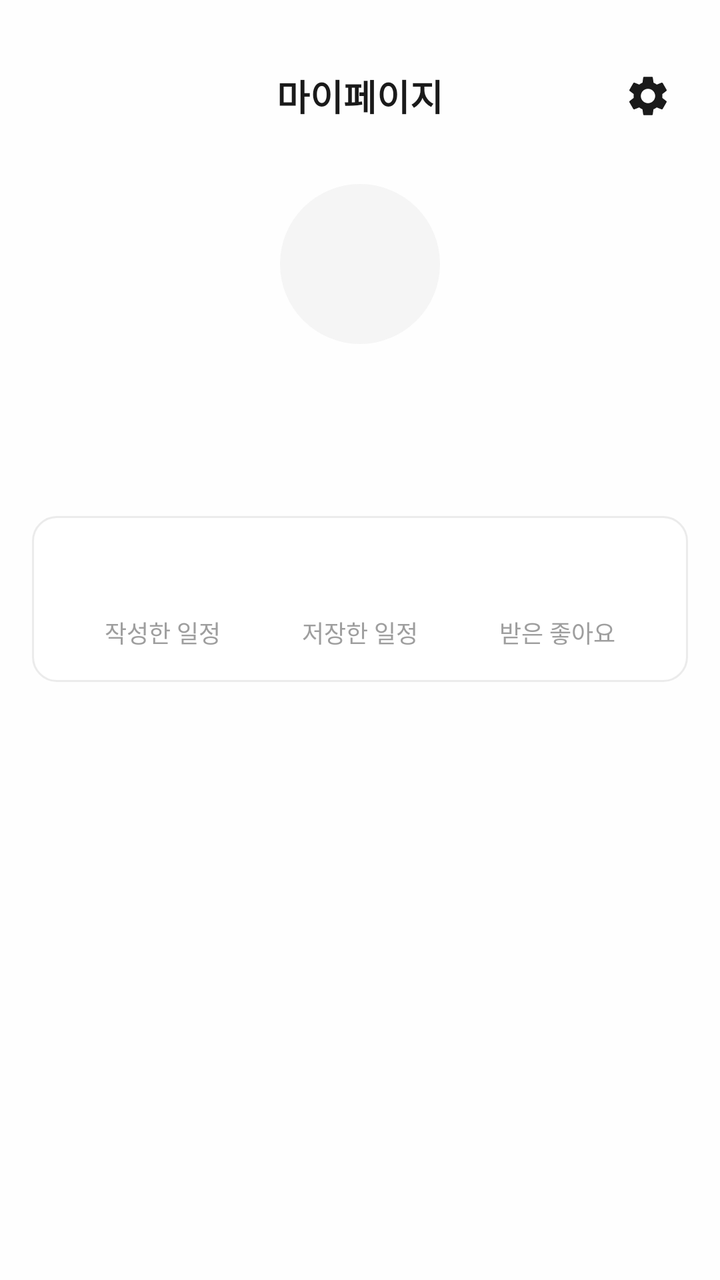
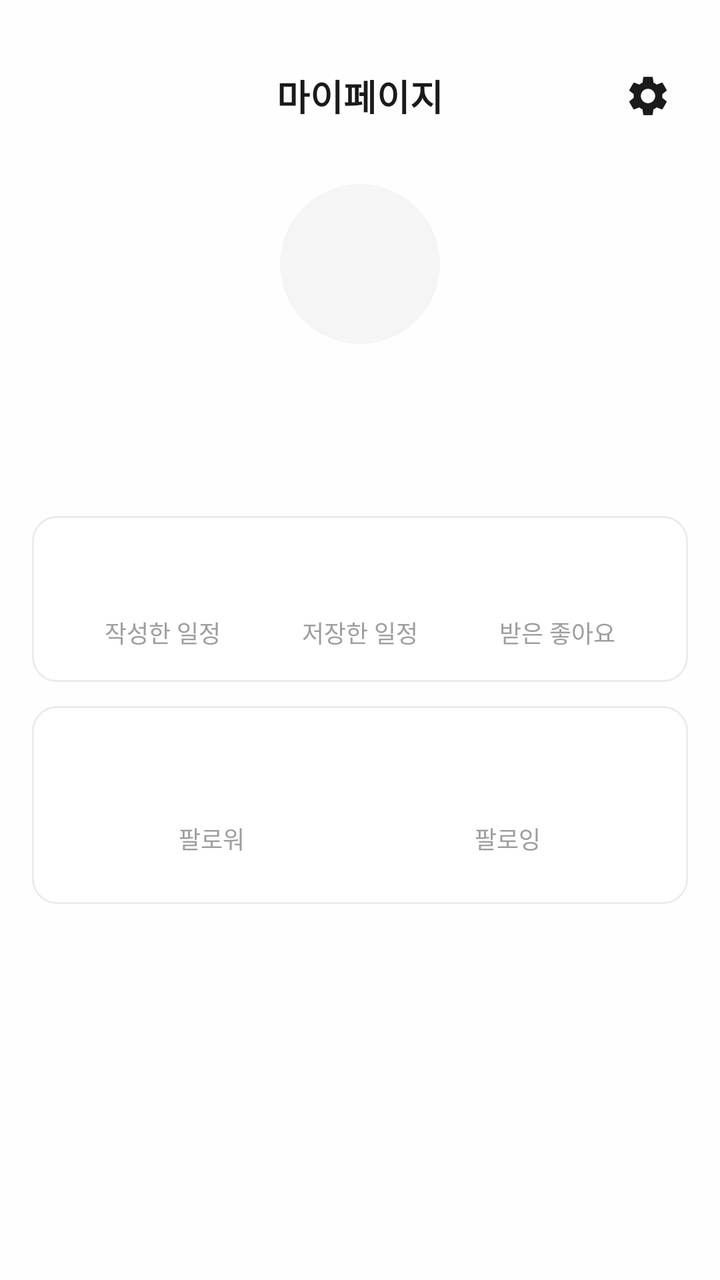

Screens rendered from an Android XML layout before and after an edit, with the pre-edit source and the edit as a unified diff.
<!-- AndroidManifest.xml: application theme Theme.TripShare -->
<!-- res/layout/fragment_profile.xml -->
<?xml version="1.0" encoding="utf-8"?>
<ScrollView xmlns:android="http://schemas.android.com/apk/res/android"
    android:layout_width="match_parent"
    android:layout_height="match_parent"
    android:background="@color/background"
    android:fillViewport="true"
    android:fitsSystemWindows="true"
    android:paddingTop="@dimen/screen_top_extra">

    <LinearLayout
        android:layout_width="match_parent"
        android:layout_height="wrap_content"
        android:orientation="vertical">

        <LinearLayout
            android:layout_width="match_parent"
            android:layout_height="56dp"
            android:gravity="center_vertical"
            android:orientation="horizontal"
            android:paddingHorizontal="16dp">

            <View
                android:layout_width="40dp"
                android:layout_height="40dp"/>

            <TextView
                android:layout_width="0dp"
                android:layout_height="wrap_content"
                android:layout_weight="1"
                android:gravity="center"
                android:text="@string/my_page"
                android:textColor="@color/text_primary"
                android:textSize="18sp"
                android:textStyle="bold" />

            <ImageButton
                android:id="@+id/btn_settings"
                android:layout_width="40dp"
                android:layout_height="40dp"
                android:background="?attr/selectableItemBackgroundBorderless"
                android:contentDescription="@null"
                android:src="@drawable/ic_settings" />
        </LinearLayout>

        <View
            android:layout_width="80dp"
            android:layout_height="80dp"
            android:layout_gravity="center_horizontal"
            android:layout_marginTop="16dp"
            android:background="@drawable/bg_profile_circle" />

        <TextView
            android:id="@+id/tv_nickname"
            android:layout_width="wrap_content"
            android:layout_height="wrap_content"
            android:layout_gravity="center_horizontal"
            android:layout_marginTop="12dp"
            android:textColor="@color/text_primary"
            android:textSize="20sp"
            android:textStyle="bold" />

        <TextView
            android:id="@+id/tv_bio"
            android:layout_width="wrap_content"
            android:layout_height="wrap_content"
            android:layout_gravity="center_horizontal"
            android:layout_marginTop="4dp"
            android:textColor="@color/text_secondary"
            android:textSize="14sp" />

        <LinearLayout
            android:layout_width="match_parent"
            android:layout_height="wrap_content"
            android:layout_marginHorizontal="16dp"
            android:layout_marginTop="24dp"
            android:background="@drawable/bg_rounded_card"
            android:orientation="horizontal"
            android:padding="16dp">

            <LinearLayout
                android:layout_width="0dp"
                android:layout_height="wrap_content"
                android:layout_weight="1"
                android:gravity="center"
                android:orientation="vertical">

                <TextView
                    android:id="@+id/tv_created_count"
                    android:layout_width="wrap_content"
                    android:layout_height="wrap_content"
                    android:textColor="@color/text_primary"
                    android:textSize="22sp"
                    android:textStyle="bold" />

                <TextView
                    android:layout_width="wrap_content"
                    android:layout_height="wrap_content"
                    android:layout_marginTop="4dp"
                    android:text="@string/created_count"
                    android:textColor="@color/text_hint"
                    android:textSize="12sp" />
            </LinearLayout>

            <LinearLayout
                android:layout_width="0dp"
                android:layout_height="wrap_content"
                android:layout_weight="1"
                android:gravity="center"
                android:orientation="vertical">

                <TextView
                    android:id="@+id/tv_saved_count"
                    android:layout_width="wrap_content"
                    android:layout_height="wrap_content"
                    android:textColor="@color/text_primary"
                    android:textSize="22sp"
                    android:textStyle="bold" />

                <TextView
                    android:layout_width="wrap_content"
                    android:layout_height="wrap_content"
                    android:layout_marginTop="4dp"
                    android:text="@string/saved_count"
                    android:textColor="@color/text_hint"
                    android:textSize="12sp" />
            </LinearLayout>

            <LinearLayout
                android:layout_width="0dp"
                android:layout_height="wrap_content"
                android:layout_weight="1"
                android:gravity="center"
                android:orientation="vertical">

                <TextView
                    android:id="@+id/tv_likes_count"
                    android:layout_width="wrap_content"
                    android:layout_height="wrap_content"
                    android:textColor="@color/text_primary"
                    android:textSize="22sp"
                    android:textStyle="bold" />

                <TextView
                    android:layout_width="wrap_content"
                    android:layout_height="wrap_content"
                    android:layout_marginTop="4dp"
                    android:text="@string/likes_received"
                    android:textColor="@color/text_hint"
                    android:textSize="12sp" />
            </LinearLayout>
        </LinearLayout>

        <androidx.recyclerview.widget.RecyclerView
            android:id="@+id/rv_menu"
            android:layout_width="match_parent"
            android:layout_height="wrap_content"
            android:layout_marginTop="16dp"
            android:nestedScrollingEnabled="false" />
    </LinearLayout>
</ScrollView>
<!-- resources referenced by this layout -->
<resources>
  <color name="background">#FEFEFE</color>
  <color name="text_hint">#9E9E9E</color>
  <color name="text_primary">#1A1A1A</color>
  <color name="text_secondary">#5C5C5C</color>
  <dimen name="screen_top_extra">20dp</dimen>
  <!-- drawable bg_profile_circle (drawable) -->
  <?xml version="1.0" encoding="utf-8"?>
  <shape xmlns:android="http://schemas.android.com/apk/res/android"
      android:shape="oval">
      <solid android:color="@color/surface_subtle" />
  </shape>
  <!-- drawable bg_rounded_card (drawable) -->
  <?xml version="1.0" encoding="utf-8"?>
  <shape xmlns:android="http://schemas.android.com/apk/res/android"
      android:shape="rectangle">
      <solid android:color="@color/card_bg" />
      <stroke
          android:width="1dp"
          android:color="@color/divider" />
      <corners android:radius="12dp" />
  </shape>
  <!-- drawable ic_settings (drawable) -->
  <vector xmlns:android="http://schemas.android.com/apk/res/android"
      android:width="24dp"
      android:height="24dp"
      android:viewportWidth="24"
      android:viewportHeight="24">
      <path
          android:fillColor="@color/text_primary"
          android:pathData="M19.14,12.94c0.04,-0.31 0.06,-0.63 0.06,-0.94 0,-0.31 -0.02,-0.63 -0.06,-0.94l2.03,-1.58c0.18,-0.14 0.23,-0.41 0.12,-0.61l-1.92,-3.32c-0.12,-0.22 -0.37,-0.29 -0.59,-0.22l-2.39,0.96c-0.5,-0.38 -1.03,-0.7 -1.62,-0.94L14.4,2.81c-0.04,-0.24 -0.24,-0.41 -0.48,-0.41h-3.84c-0.24,0 -0.43,0.17 -0.47,0.41L9.25,5.35C8.66,5.59 8.12,5.92 7.63,6.29L5.24,5.33c-0.22,-0.08 -0.47,0 -0.59,0.22L2.74,8.87C2.62,9.08 2.66,9.34 2.86,9.48l2.03,1.58C4.84,11.37 4.8,11.69 4.8,12s0.02,0.63 0.06,0.94l-2.03,1.58c-0.18,0.14 -0.23,0.41 -0.12,0.61l1.92,3.32c0.12,0.22 0.37,0.29 0.59,0.22l2.39,-0.96c0.5,0.38 1.03,0.7 1.62,0.94l0.36,2.54c0.05,0.24 0.24,0.41 0.48,0.41h3.84c0.24,0 0.44,-0.17 0.47,-0.41l0.36,-2.54c0.59,-0.24 1.13,-0.56 1.62,-0.94l2.39,0.96c0.22,0.08 0.47,0 0.59,-0.22l1.92,-3.32c0.12,-0.22 0.07,-0.47 -0.12,-0.61l-2.01,-1.58zM12,15.6c-1.98,0 -3.6,-1.62 -3.6,-3.6s1.62,-3.6 3.6,-3.6 3.6,1.62 3.6,3.6 -1.62,3.6 -3.6,3.6z" />
  </vector>
  <string name="created_count">작성한 일정</string>
  <string name="likes_received">받은 좋아요</string>
  <string name="my_page">마이페이지</string>
  <string name="saved_count">저장한 일정</string>
  <style name="Theme.TripShare" parent="Base.Theme.TripShare" />
  <color name="surface_subtle">#F5F5F5</color>
  <color name="card_bg">#FFFFFF</color>
  <color name="divider">#EBEBEB</color>
  <style name="Base.Theme.TripShare" parent="Theme.Material3.DayNight.NoActionBar">
          <item name="colorPrimary">@color/purple_primary</item>
          <item name="colorPrimaryDark">@color/purple_dark</item>
          <item name="colorAccent">@color/purple_primary</item>
          <item name="android:colorBackground">@color/background</item>
          <item name="colorSurface">@color/card_bg</item>
          <item name="android:windowBackground">@color/background</item>
          <item name="android:statusBarColor">@color/background</item>
          <item name="android:windowLightStatusBar">true</item>
          <item name="android:navigationBarColor">@color/background</item>
          <item name="android:windowLightNavigationBar" tools:targetApi="27">true</item>
          <item name="android:windowOptOutEdgeToEdgeEnforcement" tools:targetApi="35">true</item>
      </style>
  <color name="purple_primary">#5C43C2</color>
  <color name="purple_dark">#4A35A0</color>
</resources>

<!-- the commit's change to res/layout/fragment_profile.xml (unified diff, before → after) -->
@@ -42,12 +42,15 @@
                 android:src="@drawable/ic_settings" />
         </LinearLayout>
 
-        <View
+        <ImageView
+            android:id="@+id/img_profile"
             android:layout_width="80dp"
             android:layout_height="80dp"
             android:layout_gravity="center_horizontal"
             android:layout_marginTop="16dp"
-            android:background="@drawable/bg_profile_circle" />
+            android:background="@drawable/bg_profile_circle"
+            android:contentDescription="@null"
+            android:scaleType="centerCrop" />
 
         <TextView
             android:id="@+id/tv_nickname"
@@ -150,6 +153,74 @@
             </LinearLayout>
         </LinearLayout>
 
+        <LinearLayout
+            android:layout_width="match_parent"
+            android:layout_height="wrap_content"
+            android:layout_marginHorizontal="16dp"
+            android:layout_marginTop="12dp"
+            android:background="@drawable/bg_rounded_card"
+            android:orientation="horizontal"
+            android:padding="16dp">
+
+            <LinearLayout
+                android:id="@+id/layout_followers"
+                android:layout_width="0dp"
+                android:layout_height="wrap_content"
+                android:layout_weight="1"
+                android:background="?attr/selectableItemBackground"
+                android:clickable="true"
+                android:focusable="true"
+                android:gravity="center"
+                android:orientation="vertical"
+                android:padding="8dp">
+
+                <TextView
+                    android:id="@+id/tv_follower_count"
+                    android:layout_width="wrap_content"
+                    android:layout_height="wrap_content"
+                    android:textColor="@color/text_primary"
+                    android:textSize="22sp"
+                    android:textStyle="bold" />
+
+                <TextView
+                    android:layout_width="wrap_content"
+                    android:layout_height="wrap_content"
+                    android:layout_marginTop="4dp"
+                    android:text="@string/followers"
+                    android:textColor="@color/text_hint"
+                    android:textSize="12sp" />
+            </LinearLayout>
+
+            <LinearLayout
+                android:id="@+id/layout_following"
+                android:layout_width="0dp"
+                android:layout_height="wrap_content"
+                android:layout_weight="1"
+                android:background="?attr/selectableItemBackground"
+                android:clickable="true"
+                android:focusable="true"
+                android:gravity="center"
+                android:orientation="vertical"
+                android:padding="8dp">
+
+                <TextView
+                    android:id="@+id/tv_following_count"
+                    android:layout_width="wrap_content"
+                    android:layout_height="wrap_content"
+                    android:textColor="@color/text_primary"
+                    android:textSize="22sp"
+                    android:textStyle="bold" />
+
+                <TextView
+                    android:layout_width="wrap_content"
+                    android:layout_height="wrap_content"
+                    android:layout_marginTop="4dp"
+                    android:text="@string/following_list"
+                    android:textColor="@color/text_hint"
+                    android:textSize="12sp" />
+            </LinearLayout>
+        </LinearLayout>
+
         <androidx.recyclerview.widget.RecyclerView
             android:id="@+id/rv_menu"
             android:layout_width="match_parent"
<!-- resource entries referenced after the edit -->
@@ -32,6 +32,8 @@
           android:pathData="M19.14,12.94c0.04,-0.31 0.06,-0.63 0.06,-0.94 0,-0.31 -0.02,-0.63 -0.06,-0.94l2.03,-1.58c0.18,-0.14 0.23,-0.41 0.12,-0.61l-1.92,-3.32c-0.12,-0.22 -0.37,-0.29 -0.59,-0.22l-2.39,0.96c-0.5,-0.38 -1.03,-0.7 -1.62,-0.94L14.4,2.81c-0.04,-0.24 -0.24,-0.41 -0.48,-0.41h-3.84c-0.24,0 -0.43,0.17 -0.47,0.41L9.25,5.35C8.66,5.59 8.12,5.92 7.63,6.29L5.24,5.33c-0.22,-0.08 -0.47,0 -0.59,0.22L2.74,8.87C2.62,9.08 2.66,9.34 2.86,9.48l2.03,1.58C4.84,11.37 4.8,11.69 4.8,12s0.02,0.63 0.06,0.94l-2.03,1.58c-0.18,0.14 -0.23,0.41 -0.12,0.61l1.92,3.32c0.12,0.22 0.37,0.29 0.59,0.22l2.39,-0.96c0.5,0.38 1.03,0.7 1.62,0.94l0.36,2.54c0.05,0.24 0.24,0.41 0.48,0.41h3.84c0.24,0 0.44,-0.17 0.47,-0.41l0.36,-2.54c0.59,-0.24 1.13,-0.56 1.62,-0.94l2.39,0.96c0.22,0.08 0.47,0 0.59,-0.22l1.92,-3.32c0.12,-0.22 0.07,-0.47 -0.12,-0.61l-2.01,-1.58zM12,15.6c-1.98,0 -3.6,-1.62 -3.6,-3.6s1.62,-3.6 3.6,-3.6 3.6,1.62 3.6,3.6 -1.62,3.6 -3.6,3.6z" />
   </vector>
   <string name="created_count">작성한 일정</string>
+  <string name="followers">팔로워</string>
+  <string name="following_list">팔로잉</string>
   <string name="likes_received">받은 좋아요</string>
   <string name="my_page">마이페이지</string>
   <string name="saved_count">저장한 일정</string>
